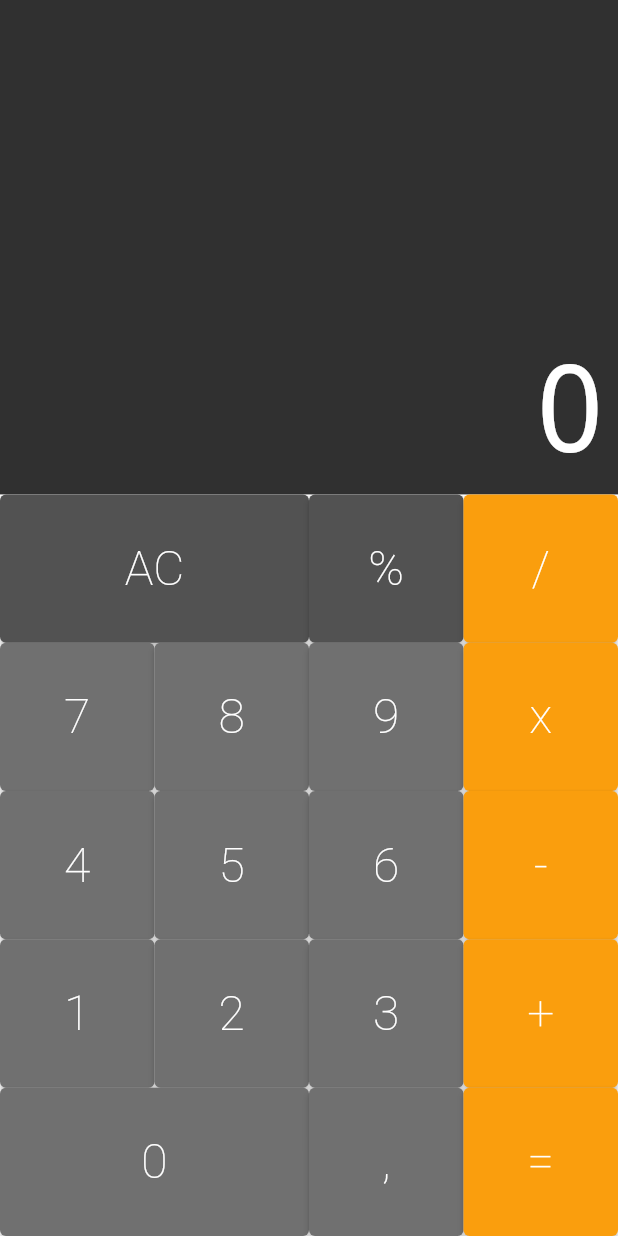
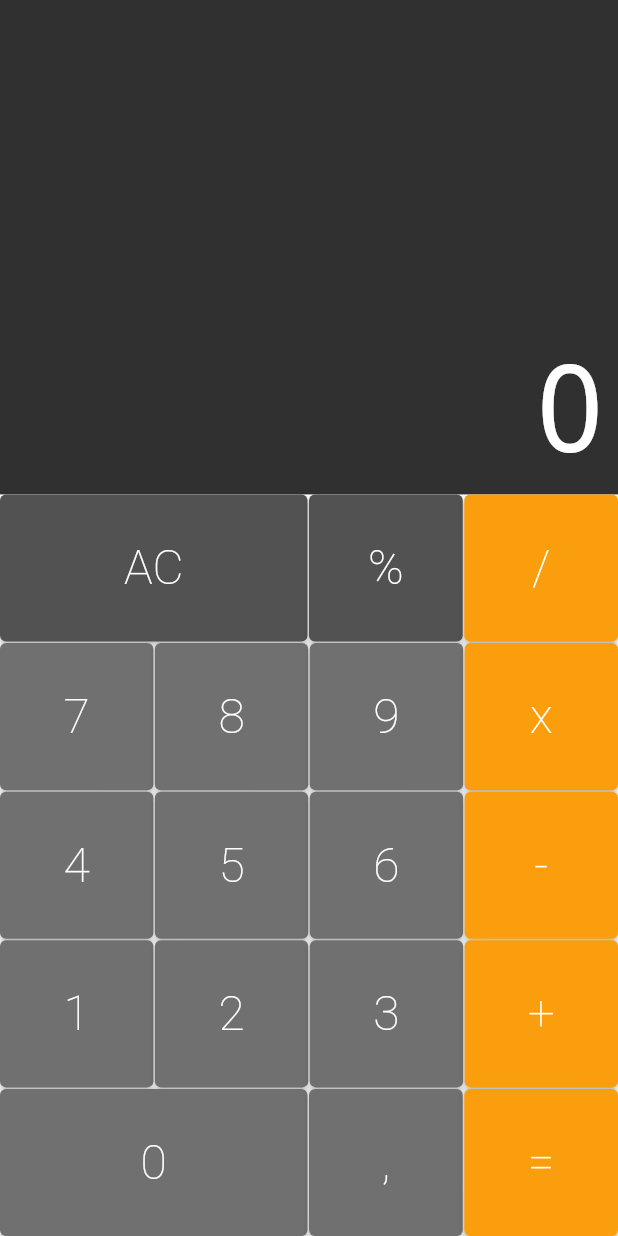
Before and after one commit to LucasCardoso910/calculator, a Flutter app: the screen it shows after launch, on a phone screen of 412 x 824 dp. Run offline on Flutter 3.47's test engine with Material 2 defaults, Android fonts, the phone set to English and light mode, and no system bars; drawn by our look-alikes of auto_size_text.

Commit message:
finalize graphic interface
Signed-off-by: Lucas Cardoso <lucas.cardoso.santos@usp.br>

```diff
--- a/lib/components/button_row.dart
+++ b/lib/components/button_row.dart
@@ -8,11 +8,16 @@ class ButtonRow extends StatelessWidget {
 
   @override
   Widget build(BuildContext context) {
+    const spacer = SizedBox(width: 1);
+
     return Expanded(
       flex: 1,
       child: Row(
         crossAxisAlignment: CrossAxisAlignment.stretch,
-        children: buttons,
+        children: buttons.fold(<Widget>[], (list, button) {
+          list.isEmpty ? list.add(button) : list.addAll([spacer, button]);
+          return list;
+        }),
       ),
     );
   }
--- a/lib/components/keyboard.dart
+++ b/lib/components/keyboard.dart
@@ -10,6 +10,7 @@ class Keyboard extends StatelessWidget {
   @override
   Widget build(BuildContext context) {
     Size mediaSize = MediaQuery.of(context).size; // get screen size
+    const spacer = SizedBox(height: 1);
 
     return Container(
       height: mediaSize.height * 0.6, // set height as 60% of screen height
@@ -22,6 +23,7 @@ class Keyboard extends StatelessWidget {
               Button.operation(buttonLabel: '/', cb: cb),
             ],
           ),
+          spacer,
           ButtonRow(
             buttons: [
               Button(buttonLabel: '7', cb: cb),
@@ -30,6 +32,7 @@ class Keyboard extends StatelessWidget {
               Button.operation(buttonLabel: 'x', cb: cb),
             ],
           ),
+          spacer,
           ButtonRow(
             buttons: [
               Button(buttonLabel: '4', cb: cb),
@@ -38,6 +41,7 @@ class Keyboard extends StatelessWidget {
               Button.operation(buttonLabel: '-', cb: cb),
             ],
           ),
+          spacer,
           ButtonRow(
             buttons: [
               Button(buttonLabel: '1', cb: cb),
@@ -46,6 +50,7 @@ class Keyboard extends StatelessWidget {
               Button.operation(buttonLabel: '+', cb: cb),
             ],
           ),
+          spacer,
           ButtonRow(
             buttons: [
               Button.big(buttonLabel: '0', cb: cb),
```
